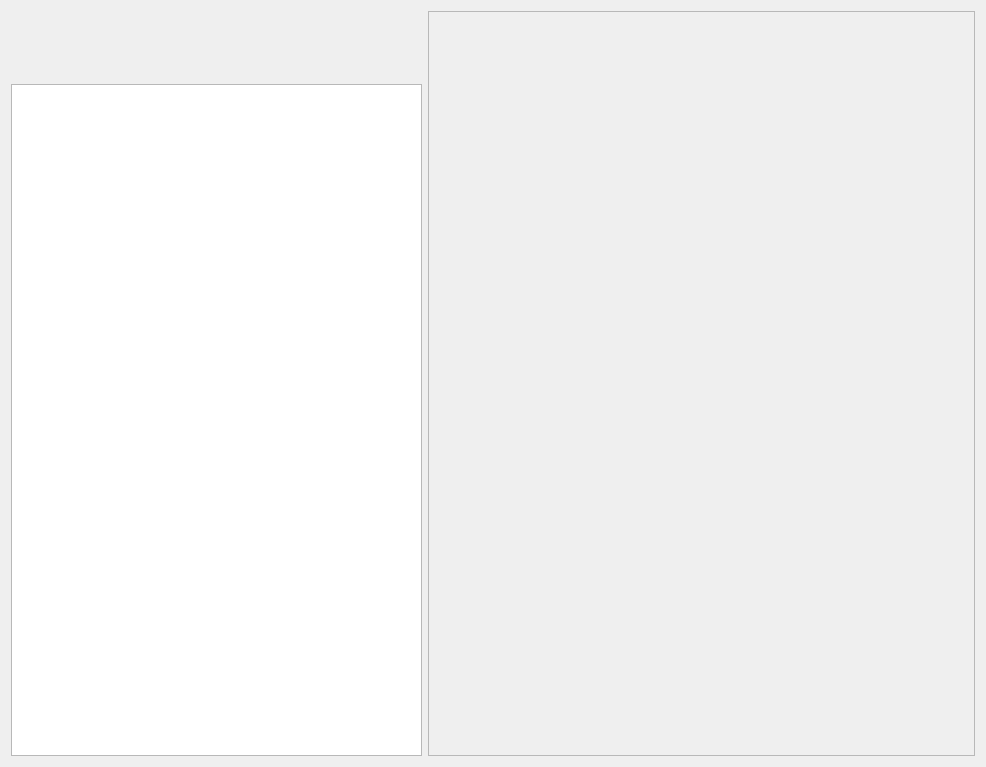
The window that src/Widgets/home.ui (Open-Transactions/Moneychanger) describes before a commit, drawn with Qt 5.
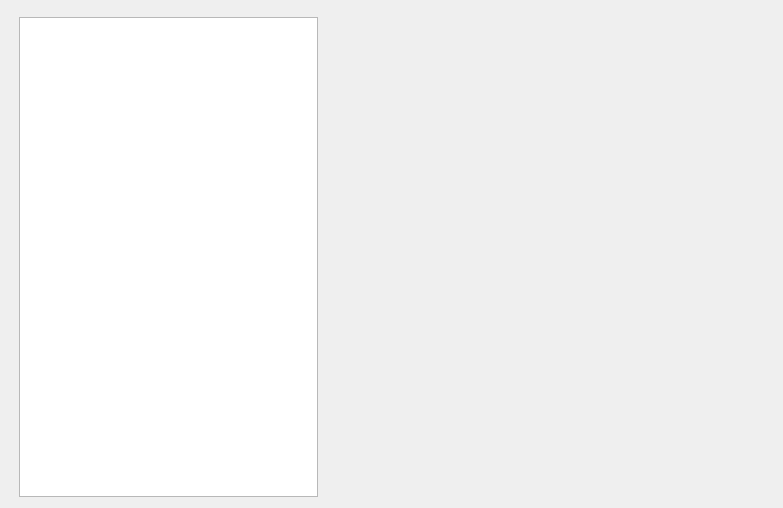
The same window after the commit.

```diff
--- a/src/Widgets/home.ui
+++ b/src/Widgets/home.ui
@@ -6,8 +6,8 @@
    <rect>
     <x>0</x>
     <y>0</y>
-    <width>986</width>
-    <height>767</height>
+    <width>783</width>
+    <height>508</height>
    </rect>
   </property>
   <property name="windowTitle">
@@ -15,42 +15,12 @@
   </property>
   <layout class="QGridLayout" name="gridLayout">
    <item row="0" column="0">
-    <layout class="QHBoxLayout" name="horizontalLayout" stretch="9,12">
+    <layout class="QVBoxLayout" name="verticalLayout">
      <property name="sizeConstraint">
-      <enum>QLayout::SetDefaultConstraint</enum>
+      <enum>QLayout::SetNoConstraint</enum>
      </property>
      <item>
-      <layout class="QVBoxLayout" name="verticalLayout" stretch="1,10">
-       <property name="spacing">
-        <number>-1</number>
-       </property>
-       <property name="topMargin">
-        <number>0</number>
-       </property>
-       <item>
-        <widget class="QWidget" name="balanceLabel" native="true">
-         <property name="minimumSize">
-          <size>
-           <width>0</width>
-           <height>50</height>
-          </size>
-         </property>
-        </widget>
-       </item>
-       <item>
-        <widget class="QTableWidget" name="tableWidget">
-         <property name="minimumSize">
-          <size>
-           <width>400</width>
-           <height>0</height>
-          </size>
-         </property>
-        </widget>
-       </item>
-      </layout>
-     </item>
-     <item>
-      <widget class="QFrame" name="frame">
+      <widget class="QFrame" name="headerFrame">
        <property name="frameShape">
         <enum>QFrame::StyledPanel</enum>
        </property>
@@ -59,6 +29,42 @@
        </property>
       </widget>
      </item>
+     <item>
+      <layout class="QHBoxLayout" name="horizontalLayout" stretch="4,6">
+       <property name="leftMargin">
+        <number>8</number>
+       </property>
+       <item>
+        <widget class="QTableWidget" name="tableWidget">
+         <property name="minimumSize">
+          <size>
+           <width>250</width>
+           <height>0</height>
+          </size>
+         </property>
+         <property name="toolTip">
+          <string>Transactions</string>
+         </property>
+         <property name="selectionMode">
+          <enum>QAbstractItemView::SingleSelection</enum>
+         </property>
+        </widget>
+       </item>
+       <item>
+        <widget class="QWidget" name="widget" native="true">
+         <property name="sizePolicy">
+          <sizepolicy hsizetype="Preferred" vsizetype="Preferred">
+           <horstretch>0</horstretch>
+           <verstretch>0</verstretch>
+          </sizepolicy>
+         </property>
+         <property name="toolTip">
+          <string>Transaction Details</string>
+         </property>
+        </widget>
+       </item>
+      </layout>
+     </item>
     </layout>
    </item>
   </layout>
```
Left out of the diff: 3 changed lines with no effect on the pictures.
